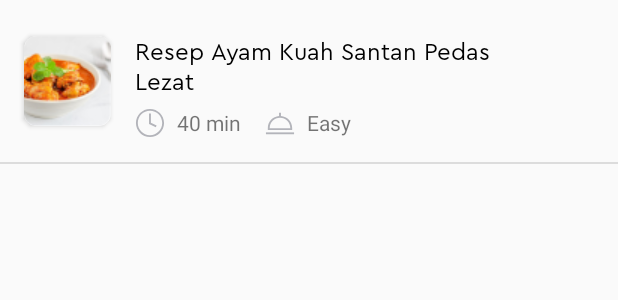
After one commit to HenrryBT/mallika-cookbook-app, an Android app: the layout item_recipes.xml on its own in the app's theme, with its tools: preview values and no code run, on a phone screen of 412 x 824 dp. The commit adds this screen. Shown: the top 300 px of the screen. Run offline under Robolectric (Android 15) with nearby library versions, the phone set to English and light mode, and no system bars; network calls fail.

Commit message:
recycle view

```diff
--- /dev/null
+++ b/app/src/main/java/com/grupo1/mallikarecipeapp/utils/Total.java
@@ -0,0 +1,5 @@
+package com.grupo1.mallikarecipeapp.utils;
+
+public class Total {
+    public static String rootService = "https://cookbookrecipe.000webhostapp.com/";
+}
--- /dev/null
+++ b/app/src/main/res/layout/item_recipes.xml
@@ -0,0 +1,89 @@
+<?xml version="1.0" encoding="utf-8"?>
+<androidx.constraintlayout.widget.ConstraintLayout xmlns:android="http://schemas.android.com/apk/res/android"
+    xmlns:app="http://schemas.android.com/apk/res-auto"
+    xmlns:tools="http://schemas.android.com/tools"
+    android:layout_width="wrap_content"
+    android:layout_height="wrap_content">
+
+    <TextView
+        android:id="@+id/tv_name"
+        style="@style/account_category_cera"
+        android:layout_width="237dp"
+        android:layout_height="40dp"
+        android:layout_marginStart="16dp"
+        android:layout_marginTop="24dp"
+        android:lineHeight="24sp"
+        android:text="Resep Ayam Kuah Santan Pedas Lezat"
+        app:layout_constraintStart_toEndOf="@+id/cardView4"
+        app:layout_constraintTop_toTopOf="parent" />
+
+    <TextView
+        android:id="@+id/tv_time"
+        android:layout_width="wrap_content"
+        android:layout_height="wrap_content"
+        android:layout_marginStart="8dp"
+        android:layout_marginTop="8dp"
+        android:text="40 min"
+        app:layout_constraintStart_toEndOf="@+id/imageView33"
+        app:layout_constraintTop_toBottomOf="@+id/tv_name" />
+
+    <TextView
+        android:id="@+id/tv_difficulty"
+        android:layout_width="wrap_content"
+        android:layout_height="wrap_content"
+        android:layout_marginStart="8dp"
+        android:layout_marginTop="8dp"
+        android:text="Easy"
+        app:layout_constraintStart_toEndOf="@+id/imageView34"
+        app:layout_constraintTop_toBottomOf="@+id/tv_name" />
+
+    <androidx.cardview.widget.CardView
+        android:id="@+id/cardView4"
+        android:layout_width="57.8dp"
+        android:layout_height="60dp"
+        android:layout_marginStart="16dp"
+        android:layout_marginTop="24dp"
+        app:cardCornerRadius="8dp"
+        app:layout_constraintStart_toStartOf="parent"
+        app:layout_constraintTop_toTopOf="parent">
+
+        <ImageView
+            android:id="@+id/iv_picture"
+            android:layout_width="match_parent"
+            android:layout_height="match_parent"
+            android:scaleType="centerCrop"
+            app:srcCompat="@drawable/search_1" />
+    </androidx.cardview.widget.CardView>
+
+    <ImageView
+        android:id="@+id/imageView33"
+        android:layout_width="wrap_content"
+        android:layout_height="wrap_content"
+        android:layout_marginStart="16dp"
+        android:layout_marginTop="8dp"
+        app:layout_constraintStart_toEndOf="@+id/cardView4"
+        app:layout_constraintTop_toBottomOf="@+id/tv_name"
+        app:srcCompat="@drawable/clock" />
+
+    <ImageView
+        android:id="@+id/imageView34"
+        android:layout_width="wrap_content"
+        android:layout_height="wrap_content"
+        android:layout_marginStart="16dp"
+        android:layout_marginTop="8dp"
+        app:layout_constraintStart_toEndOf="@+id/tv_time"
+        app:layout_constraintTop_toBottomOf="@+id/tv_name"
+        app:srcCompat="@drawable/dinner" />
+
+    <View
+        android:id="@+id/divider16"
+        android:layout_width="match_parent"
+        android:layout_height="1dp"
+        android:layout_marginTop="16dp"
+        android:background="?android:attr/listDivider"
+        app:layout_constraintEnd_toEndOf="parent"
+        app:layout_constraintHorizontal_bias="0.0"
+        app:layout_constraintStart_toStartOf="parent"
+        app:layout_constraintTop_toBottomOf="@+id/imageView34" />
+
+</androidx.constraintlayout.widget.ConstraintLayout>
```
Also changed, not shown: app/build.gradle (+7 -0 lines), app/src/main/AndroidManifest.xml (+12 -4 lines), app/src/main/java/com/grupo1/mallikarecipeapp/HomeActivity.java (+7 -0 lines), app/src/main/java/com/grupo1/mallikarecipeapp/RecycleViewActivity.java (added, +86 -0 lines), app/src/main/java/com/grupo1/mallikarecipeapp/adapters/RecipeAdapter.java (added, +61 -0 lines), app/src/main/res/layout/activity_recycle_view.xml (added, +198 -0 lines), app/src/main/res/values/styles.xml (+11 -0 lines), app/src/main/res/drawable-v24/search_1.png (added), app/src/main/res/drawable-v24/search_2.png (added), app/src/main/res/drawable-v24/search_3.png (added).
